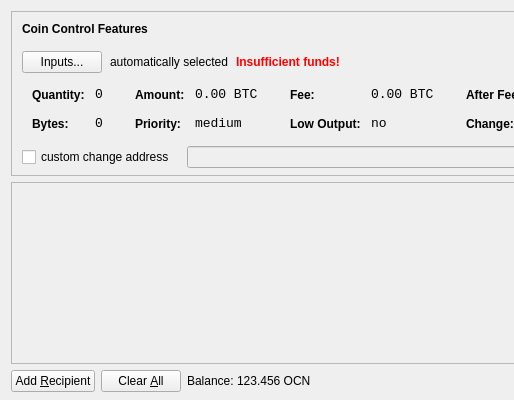
First picture: the form in src/qt/forms/sendcoinsdialog.ui, repository falconcoin/FalCoin, before the edit; both pictures show x 0 to 514 and y 0 to 400 of the 850 by 400 pixel window.
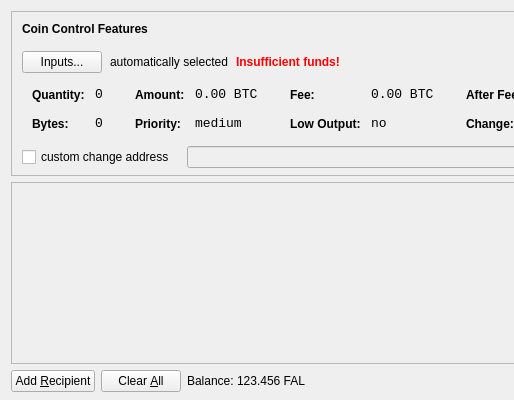
Second picture: the form after the edit. Icons and pictures are not drawn.

The edit to the form file:
```diff
--- a/src/qt/forms/sendcoinsdialog.ui
+++ b/src/qt/forms/sendcoinsdialog.ui
@@ -720,7 +720,7 @@
           <cursorShape>IBeamCursor</cursorShape>
          </property>
          <property name="text">
-          <string>123.456 OCN</string>
+          <string>123.456 FAL</string>
          </property>
          <property name="textInteractionFlags">
           <set>Qt::LinksAccessibleByMouse|Qt::TextSelectableByKeyboard|Qt::TextSelectableByMouse</set>
```
